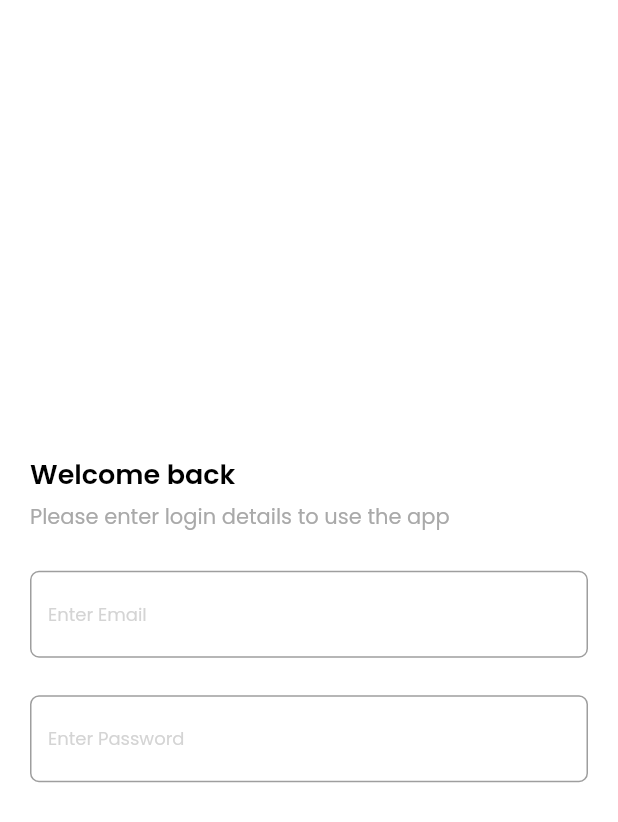
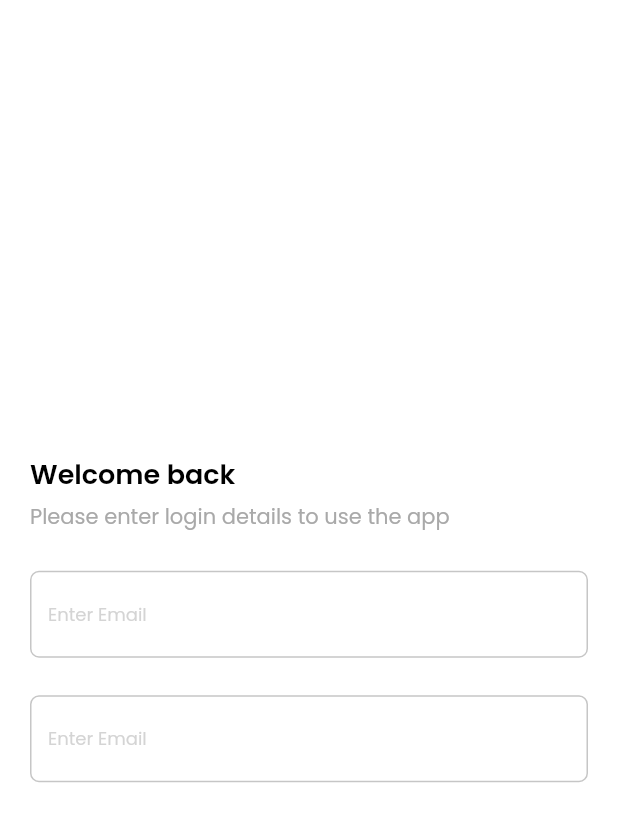
Before and after one commit to sangeeta2701/servicing_app, a Flutter app: the screen it shows after launch, on a phone screen of 412 x 824 dp. Shown: the top 822 px of the screen. Run offline on Flutter 3.47's test engine with Material 2 defaults, Android fonts, the light colour scheme and no system bars; our stand-ins replace google_fonts, loading_animation_widget.

Commit message:
Car Servicing

```diff
--- a/lib/screens/login_screeen.dart
+++ b/lib/screens/login_screeen.dart
@@ -1,6 +1,7 @@
 import 'package:flutter/material.dart';
 
 import '../utils/constants.dart';
+import '../widget/textfield.dart';
 
 class LoginScreen extends StatefulWidget {
   const LoginScreen({Key? key}) : super(key: key);
@@ -10,6 +11,9 @@ class LoginScreen extends StatefulWidget {
 }
 
 class _LoginScreenState extends State<LoginScreen> {
+  TextEditingController emailController = TextEditingController();
+  TextEditingController passwordController = TextEditingController();
+
   @override
   Widget build(BuildContext context) {
     return Scaffold(
@@ -34,40 +38,16 @@ class _LoginScreenState extends State<LoginScreen> {
               ),
               Padding(
                 padding: const EdgeInsets.only(top: 25.0),
-                child: TextFormField(
-                  style: textfieldTextStyle,
-                  keyboardType: TextInputType.emailAddress,
-                  decoration: InputDecoration(
-                    hintText: "Enter Email ",
-                    hintStyle: hintTextStyle,
-                    border: OutlineInputBorder(
-                      borderRadius: BorderRadius.circular(6),
-                    ),
-                    focusedBorder: OutlineInputBorder(
-                      borderRadius: BorderRadius.circular(6),
-                      borderSide: BorderSide(color: appUiThemeColor, width: 1),
-                    ),
-                  ),
+                child: TextFieldValue(
+                  hintText: "Enter Email",
+                  controller: emailController,
                 ),
               ),
               Padding(
-                padding: const EdgeInsets.only(top: 25.0),
-                child: TextFormField(
-                  style: textfieldTextStyle,
-                  keyboardType: TextInputType.visiblePassword,
-                  decoration: InputDecoration(
-                    hintText: "Enter Password ",
-                    hintStyle: hintTextStyle,
-                    border: OutlineInputBorder(
-                      borderRadius: BorderRadius.circular(6),
-                    ),
-                    focusedBorder: OutlineInputBorder(
-                      borderRadius: BorderRadius.circular(6),
-                      borderSide: BorderSide(color: appUiThemeColor, width: 1),
-                    ),
-                  ),
-                ),
-              ),
+                  padding: const EdgeInsets.only(top: 25.0),
+                  child: TextFieldValue(
+                      hintText: "Enter Password",
+                      controller: passwordController)),
             ],
           ),
         ),
--- a/lib/utils/constants.dart
+++ b/lib/utils/constants.dart
@@ -5,6 +5,7 @@ const Color appUiDarkColor = Colors.black;
 const Color appUiLightColor = Colors.white;
 const Color appUiThemeColor = Color.fromRGBO(218, 50, 135, 1);
 const Color appUiTextColor = Color.fromRGBO(169, 169, 169, 1);
+const Color appUiBorderColor = Color.fromRGBO(198, 198, 198, 1);
 
 //text style
 TextStyle headingTextStyle = GoogleFonts.poppins(
--- /dev/null
+++ b/lib/widget/textfield.dart
@@ -0,0 +1,35 @@
+import 'package:flutter/material.dart';
+
+import '../utils/constants.dart';
+
+class TextFieldValue extends StatelessWidget {
+  const TextFieldValue({
+    super.key,
+    required this.hintText,
+    required this.controller,
+  });
+  final String hintText;
+  final TextEditingController controller;
+  @override
+  Widget build(BuildContext context) {
+    return TextFormField(
+      style: textfieldTextStyle,
+      keyboardType: TextInputType.emailAddress,
+      decoration: InputDecoration(
+        hintText: "Enter Email ",
+        hintStyle: hintTextStyle,
+        // border: OutlineInputBorder(
+        //   borderRadius: BorderRadius.circular(6),
+        // ),
+        enabledBorder: OutlineInputBorder(
+          borderRadius: BorderRadius.circular(6),
+          borderSide: BorderSide(color: appUiBorderColor, width: 1),
+        ),
+        focusedBorder: OutlineInputBorder(
+          borderRadius: BorderRadius.circular(6),
+          borderSide: BorderSide(color: appUiThemeColor, width: 1),
+        ),
+      ),
+    );
+  }
+}
```
